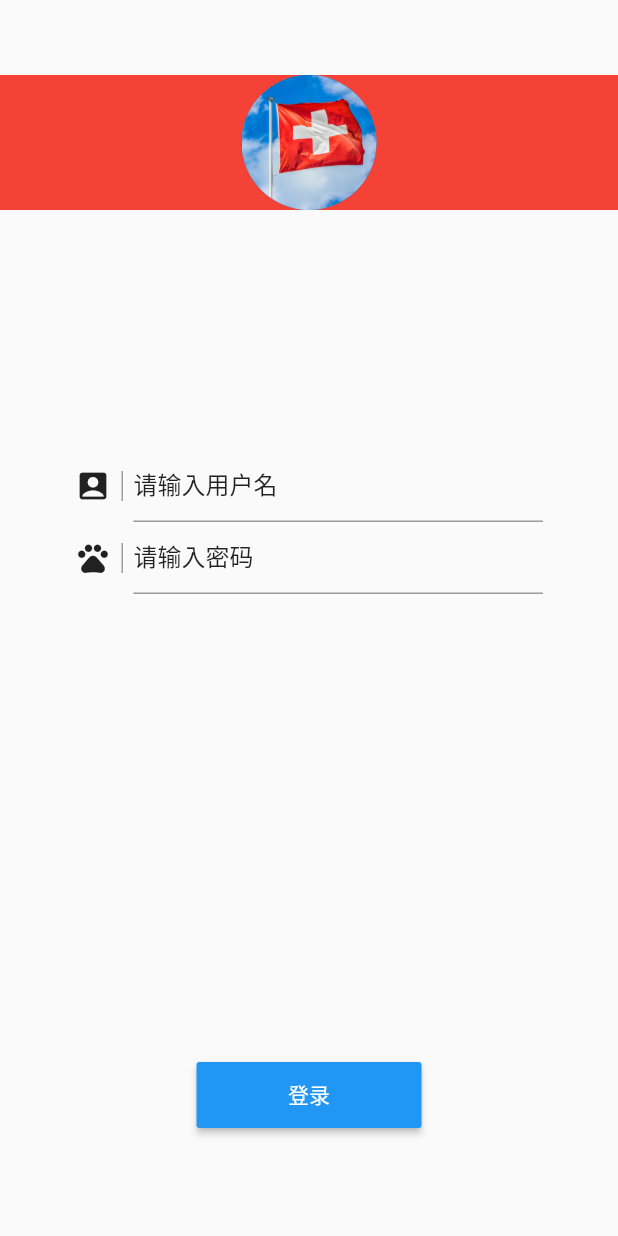
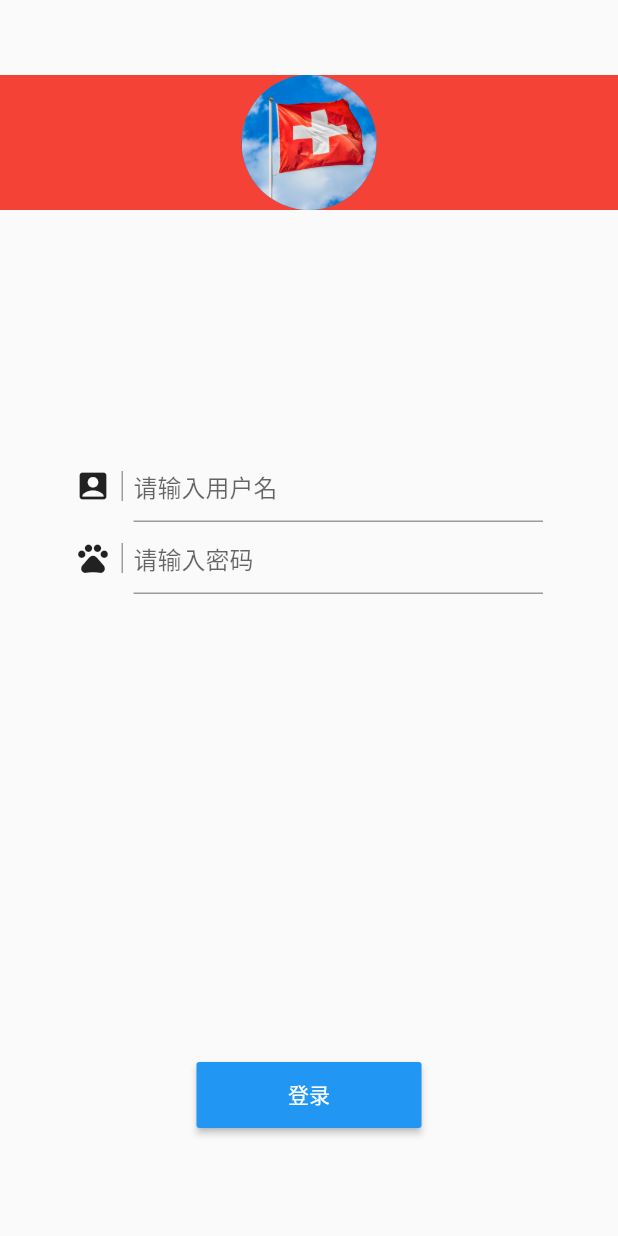
Before and after one commit to LeeJoey77/flutter_demo, a Flutter app: the screen it shows after launch, on a phone screen of 412 x 824 dp. Run offline on Flutter 3.47's test engine with Material 2 defaults, Android fonts, the phone set to English and light mode, and no system bars; missing offline and left inert: flutter_amap.

```diff
--- a/flutter_demo/lib/logIn.dart
+++ b/flutter_demo/lib/logIn.dart
@@ -41,7 +41,7 @@ Widget _stackLayout(BuildContext context) {
           SizedBox(width: 7),
           Expanded(
             child: TextFormField(
-              initialValue: '请输入用户名',
+              decoration: InputDecoration(hintText: '请输入用户名'),
             ),
           )
         ]),
@@ -56,7 +56,7 @@ Widget _stackLayout(BuildContext context) {
           SizedBox(width: 7),
           Expanded(
             child: TextFormField(
-              initialValue: '请输入密码',
+              decoration: InputDecoration(hintText: '请输入密码'),
             ),
           )
         ]),
--- a/flutter_demo/pubspec.yaml
+++ b/flutter_demo/pubspec.yaml
@@ -19,6 +19,9 @@ dependencies:
   # The following adds the Cupertino Icons font to your application.
   # Use with the CupertinoIcons class for iOS style icons.
   cupertino_icons: ^0.1.2
+  qr_flutter: ^1.1.3
+  barcode_scan: ^0.0.4
+  flutter_amap: ^0.0.1
 
 dev_dependencies:
   flutter_test:
```
Also changed, not shown: flutter_demo/lib/homepage.dart (+27 -6 lines), flutter_demo/lib/main.dart (+6 -2 lines), flutter_demo/lib/findpage.dart (added), 6 other files.
